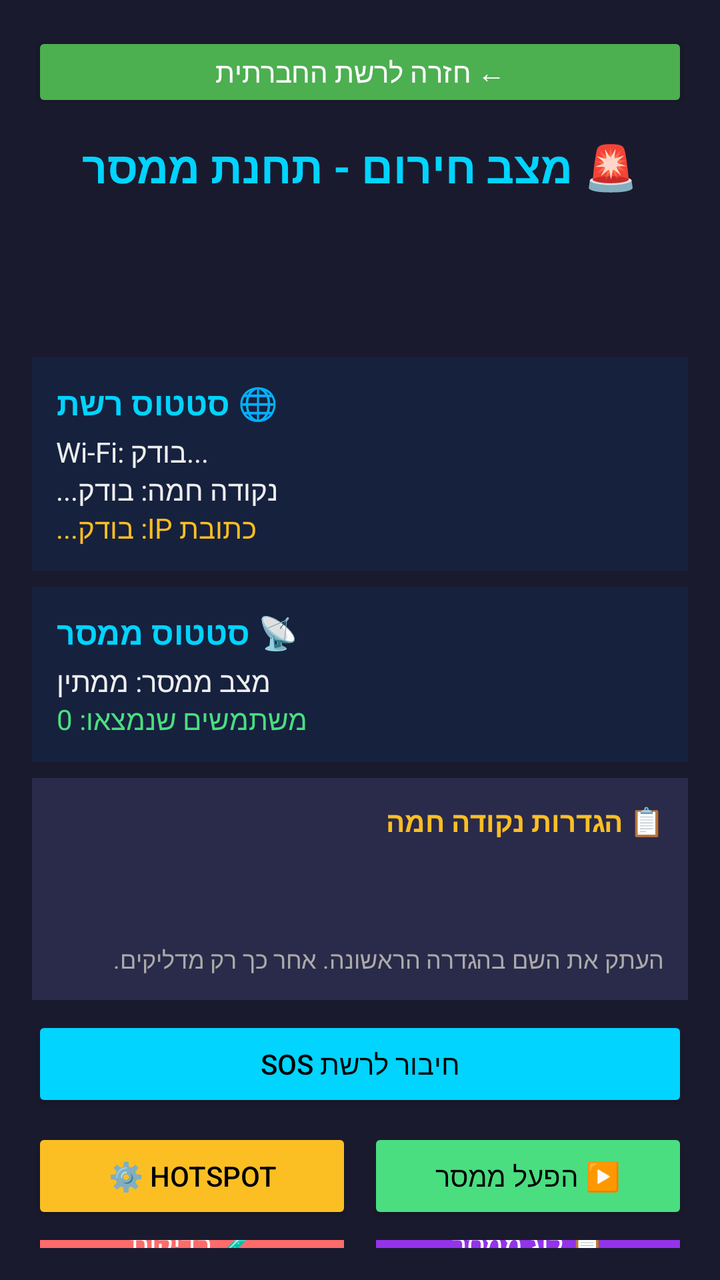
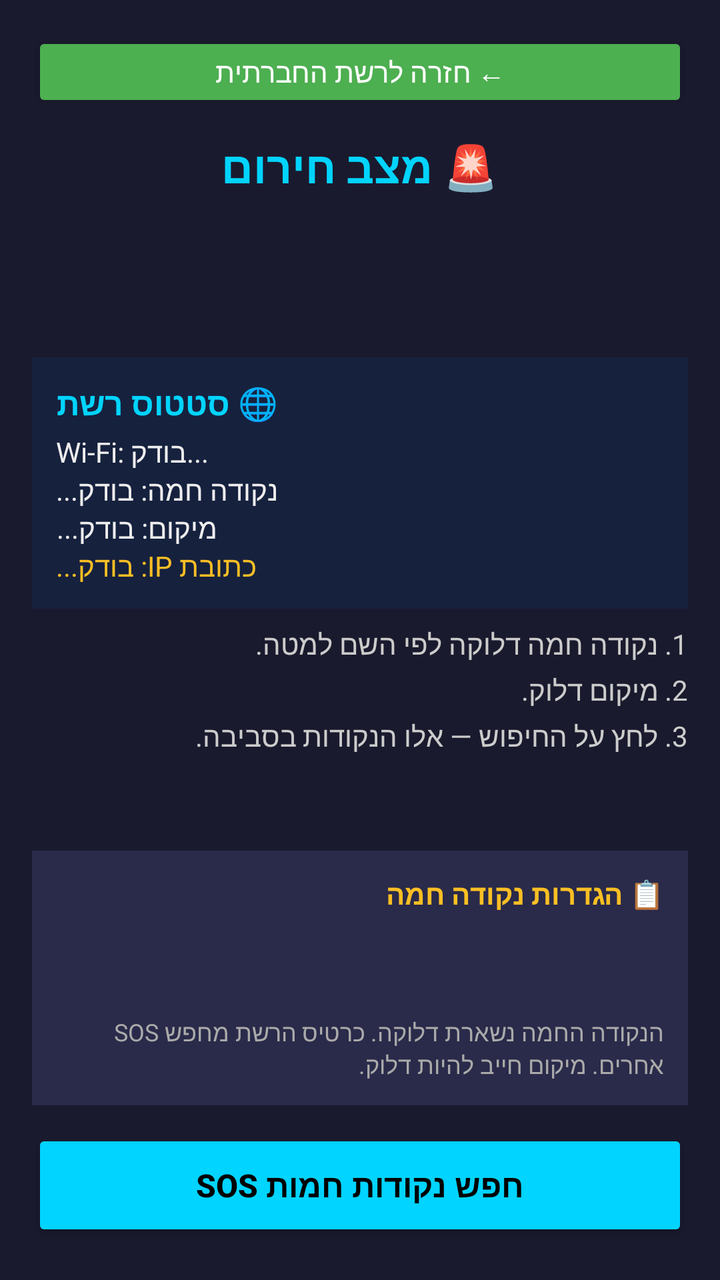

Before-and-after screenshots of an Android layout around one commit, followed by the original layout XML and the change that was made.
<!-- AndroidManifest.xml: activity theme Theme.SosShell -->
<!-- res/layout/activity_sos_emergency.xml -->
<?xml version="1.0" encoding="utf-8"?>
<FrameLayout xmlns:android="http://schemas.android.com/apk/res/android"
    android:layout_width="match_parent"
    android:layout_height="match_parent"
    android:background="#1a1a2e">

    <LinearLayout
        android:id="@+id/stationRoot"
        android:layout_width="match_parent"
        android:layout_height="match_parent"
        android:gravity="center_horizontal"
        android:orientation="vertical"
        android:padding="16dp">

    <Button
        android:id="@+id/backToNetworkButton"
        android:layout_width="match_parent"
        android:layout_height="40dp"
        android:layout_marginBottom="12dp"
        android:backgroundTint="#4CAF50"
        android:text="← חזרה לרשת החברתית"
        android:textColor="#ffffff" />

    <TextView
        android:layout_width="wrap_content"
        android:layout_height="wrap_content"
        android:paddingBottom="16dp"
        android:text="🚨 מצב חירום - תחנת ממסר"
        android:textColor="#00d4ff"
        android:textSize="22sp"
        android:textStyle="bold" />

    <TextView
        android:id="@+id/networkName"
        android:layout_width="wrap_content"
        android:layout_height="wrap_content"
        android:textColor="#4ade80"
        android:textSize="18sp" />

    <TextView
        android:id="@+id/networkPassword"
        android:layout_width="wrap_content"
        android:layout_height="wrap_content"
        android:paddingTop="4dp"
        android:textColor="#4ade80"
        android:textSize="18sp" />

    <LinearLayout
        android:layout_width="match_parent"
        android:layout_height="wrap_content"
        android:layout_marginTop="12dp"
        android:background="#16213e"
        android:orientation="vertical"
        android:padding="12dp">

        <TextView
            android:layout_width="wrap_content"
            android:layout_height="wrap_content"
            android:text="🌐 סטטוס רשת"
            android:textColor="#00d4ff"
            android:textSize="16sp"
            android:textStyle="bold" />

        <TextView
            android:id="@+id/wifiStatus"
            android:layout_width="wrap_content"
            android:layout_height="wrap_content"
            android:paddingTop="4dp"
            android:text="Wi-Fi: בודק..."
            android:textColor="#eeeeee"
            android:textSize="14sp" />

        <TextView
            android:id="@+id/hotspotStatus"
            android:layout_width="wrap_content"
            android:layout_height="wrap_content"
            android:text="נקודה חמה: בודק..."
            android:textColor="#eeeeee"
            android:textSize="14sp" />

        <TextView
            android:id="@+id/ipAddress"
            android:layout_width="wrap_content"
            android:layout_height="wrap_content"
            android:text="כתובת IP: בודק..."
            android:textColor="#fbbf24"
            android:textSize="14sp" />
    </LinearLayout>

    <LinearLayout
        android:layout_width="match_parent"
        android:layout_height="wrap_content"
        android:layout_marginTop="8dp"
        android:background="#16213e"
        android:orientation="vertical"
        android:padding="12dp">

        <TextView
            android:layout_width="wrap_content"
            android:layout_height="wrap_content"
            android:text="📡 סטטוס ממסר"
            android:textColor="#00d4ff"
            android:textSize="16sp"
            android:textStyle="bold" />

        <TextView
            android:id="@+id/relayStatus"
            android:layout_width="wrap_content"
            android:layout_height="wrap_content"
            android:paddingTop="4dp"
            android:text="מצב ממסר: ממתין"
            android:textColor="#eeeeee"
            android:textSize="14sp" />

        <TextView
            android:id="@+id/usersStatus"
            android:layout_width="wrap_content"
            android:layout_height="wrap_content"
            android:text="משתמשים שנמצאו: 0"
            android:textColor="#4ade80"
            android:textSize="14sp" />
    </LinearLayout>

    <LinearLayout
        android:layout_width="match_parent"
        android:layout_height="wrap_content"
        android:layout_marginTop="8dp"
        android:background="#2a2a4a"
        android:orientation="vertical"
        android:padding="12dp">

        <TextView
            android:layout_width="match_parent"
            android:layout_height="wrap_content"
            android:text="📋 הגדרות נקודה חמה"
            android:textColor="#fbbf24"
            android:textSize="14sp"
            android:textStyle="bold" />

        <TextView
            android:id="@+id/hotspotHintSsid"
            android:layout_width="match_parent"
            android:layout_height="wrap_content"
            android:paddingTop="4dp"
            android:textColor="#f87171"
            android:textSize="16sp"
            android:textStyle="bold" />

        <TextView
            android:id="@+id/hotspotHintPassword"
            android:layout_width="match_parent"
            android:layout_height="wrap_content"
            android:textColor="#f87171"
            android:textSize="16sp"
            android:textStyle="bold" />

        <TextView
            android:layout_width="match_parent"
            android:layout_height="wrap_content"
            android:paddingTop="4dp"
            android:text="העתק את השם בהגדרה הראשונה. אחר כך רק מדליקים."
            android:textColor="#aaaaaa"
            android:textSize="12sp" />
    </LinearLayout>

        <Button
            android:id="@+id/openConnectButton"
            android:layout_width="match_parent"
            android:layout_height="48dp"
            android:layout_marginTop="8dp"
            android:backgroundTint="#00d4ff"
            android:text="@string/emergency_open_connect_screen"
            android:textColor="#000000" />

        <LinearLayout
            android:layout_width="match_parent"
            android:layout_height="wrap_content"
            android:layout_marginTop="8dp"
            android:gravity="center"
            android:orientation="horizontal">

        <Button
            android:id="@+id/openHotspotSettingsButton"
            android:layout_width="0dp"
            android:layout_height="48dp"
            android:layout_marginEnd="4dp"
            android:layout_weight="1"
            android:backgroundTint="#fbbf24"
            android:text="⚙️ Hotspot"
            android:textColor="#000000" />

        <Button
            android:id="@+id/startRelayButton"
            android:layout_width="0dp"
            android:layout_height="48dp"
            android:layout_marginStart="4dp"
            android:layout_weight="1"
            android:backgroundTint="#4ade80"
            android:text="▶️ הפעל ממסר"
            android:textColor="#000000" />
    </LinearLayout>

    <LinearLayout
        android:layout_width="match_parent"
        android:layout_height="wrap_content"
        android:layout_marginTop="8dp"
        android:gravity="center"
        android:orientation="horizontal">

        <Button
            android:id="@+id/runTestsButton"
            android:layout_width="0dp"
            android:layout_height="48dp"
            android:layout_marginEnd="4dp"
            android:layout_weight="1"
            android:backgroundTint="#ff6b6b"
            android:text="🧪 בדיקות"
            android:textColor="#ffffff" />

        <Button
            android:id="@+id/serviceLogButton"
            android:layout_width="0dp"
            android:layout_height="48dp"
            android:layout_marginStart="4dp"
            android:layout_weight="1"
            android:backgroundTint="#9333ea"
            android:text="📋 לוג ממסר"
            android:textColor="#ffffff" />
    </LinearLayout>

    <LinearLayout
        android:layout_width="match_parent"
        android:layout_height="wrap_content"
        android:gravity="center_vertical"
        android:orientation="horizontal"
        android:paddingTop="16dp">

        <TextView
            android:layout_width="0dp"
            android:layout_height="wrap_content"
            android:layout_weight="1"
            android:text="📜 לוג מסך"
            android:textColor="#888888"
            android:textSize="14sp" />

        <Button
            android:id="@+id/copyLogButton"
            android:layout_width="wrap_content"
            android:layout_height="40dp"
            android:backgroundTint="#58a6ff"
            android:text="העתק לוג"
            android:textColor="#000000" />
    </LinearLayout>

    <ScrollView
        android:id="@+id/logScroll"
        android:layout_width="match_parent"
        android:layout_height="0dp"
        android:layout_marginTop="8dp"
        android:layout_weight="1"
        android:background="#0d1117">

        <TextView
            android:id="@+id/logView"
            android:layout_width="match_parent"
            android:layout_height="wrap_content"
            android:fontFamily="monospace"
            android:padding="8dp"
            android:textColor="#58a6ff"
            android:textIsSelectable="true"
            android:textSize="11sp" />
    </ScrollView>
    </LinearLayout>

    <include layout="@layout/layout_sos_emergency_wizard" />
</FrameLayout>
<!-- res/layout/layout_sos_emergency_wizard.xml (included above) -->
<?xml version="1.0" encoding="utf-8"?>
<ScrollView xmlns:android="http://schemas.android.com/apk/res/android"
    android:id="@+id/wizardRoot"
    android:layout_width="match_parent"
    android:layout_height="match_parent"
    android:background="#1a1a2e"
    android:fillViewport="true"
    android:visibility="gone">

    <LinearLayout
        android:layout_width="match_parent"
        android:layout_height="wrap_content"
        android:gravity="center_horizontal"
        android:orientation="vertical"
        android:padding="20dp">

        <TextView
            android:layout_width="match_parent"
            android:layout_height="wrap_content"
            android:fontFamily="monospace"
            android:text="@string/emergency_wizard_title"
            android:textColor="#00d4ff"
            android:textSize="18sp"
            android:textStyle="bold" />

        <ViewFlipper
            android:id="@+id/wizardFlipper"
            android:layout_width="match_parent"
            android:layout_height="wrap_content"
            android:layout_marginTop="20dp">

            <LinearLayout
                android:layout_width="match_parent"
                android:layout_height="wrap_content"
                android:orientation="vertical">

                <TextView
                    android:layout_width="match_parent"
                    android:layout_height="wrap_content"
                    android:text="@string/emergency_wizard_ssid_label"
                    android:textColor="#eeeeee"
                    android:textSize="16sp" />

                <TextView
                    android:id="@+id/wizardSsidValue"
                    android:layout_width="match_parent"
                    android:layout_height="wrap_content"
                    android:layout_marginTop="12dp"
                    android:background="#0d1117"
                    android:fontFamily="monospace"
                    android:gravity="center"
                    android:padding="16dp"
                    android:textColor="#4ade80"
                    android:textSize="28sp"
                    android:textStyle="bold" />

                <Button
                    android:id="@+id/wizardCopySsid"
                    android:layout_width="match_parent"
                    android:layout_height="52dp"
                    android:layout_marginTop="20dp"
                    android:backgroundTint="#00d4ff"
                    android:text="@string/emergency_wizard_copy"
                    android:textColor="#000000" />

                <Button
                    android:id="@+id/wizardContinue"
                    android:layout_width="match_parent"
                    android:layout_height="52dp"
                    android:layout_marginTop="8dp"
                    android:backgroundTint="#4ade80"
                    android:enabled="false"
                    android:text="@string/emergency_wizard_continue"
                    android:textColor="#000000"
                    android:visibility="gone" />
            </LinearLayout>

            <LinearLayout
                android:layout_width="match_parent"
                android:layout_height="wrap_content"
                android:orientation="vertical">

                <TextView
                    android:layout_width="match_parent"
                    android:layout_height="wrap_content"
                    android:text="@string/emergency_wizard_howto_title"
                    android:textColor="#fbbf24"
                    android:textSize="18sp"
                    android:textStyle="bold" />

                <TextView
                    android:layout_width="match_parent"
                    android:layout_height="wrap_content"
                    android:layout_marginTop="12dp"
                    android:lineSpacingExtra="6dp"
                    android:text="@string/emergency_wizard_howto_body"
                    android:textColor="#eeeeee"
                    android:textSize="15sp" />

                <TextView
                    android:id="@+id/wizardPasswordValue"
                    android:layout_width="match_parent"
                    android:layout_height="wrap_content"
                    android:layout_marginTop="16dp"
                    android:background="#0d1117"
                    android:fontFamily="monospace"
                    android:gravity="center"
                    android:padding="12dp"
                    android:textColor="#f87171"
                    android:textSize="18sp"
                    android:textStyle="bold" />

                <Button
                    android:id="@+id/wizardCopyPassword"
                    android:layout_width="match_parent"
                    android:layout_height="52dp"
                    android:layout_marginTop="12dp"
                    android:backgroundTint="#00d4ff"
                    android:text="@string/emergency_wizard_copy_password"
                    android:textColor="#000000" />

                <Button
                    android:id="@+id/wizardOpenHotspot"
                    android:layout_width="match_parent"
                    android:layout_height="52dp"
                    android:layout_marginTop="8dp"
                    android:backgroundTint="#fbbf24"
                    android:text="@string/emergency_wizard_open_hotspot"
                    android:textColor="#000000" />
            </LinearLayout>

            <LinearLayout
                android:layout_width="match_parent"
                android:layout_height="wrap_content"
                android:orientation="vertical">

                <TextView
                    android:id="@+id/wizardVerifyTitle"
                    android:layout_width="match_parent"
                    android:layout_height="wrap_content"
                    android:text="@string/emergency_wizard_verify_title"
                    android:textColor="#00d4ff"
                    android:textSize="18sp"
                    android:textStyle="bold" />

                <TextView
                    android:id="@+id/wizardVerifyStatus"
                    android:layout_width="match_parent"
                    android:layout_height="wrap_content"
                    android:layout_marginTop="16dp"
                    android:fontFamily="monospace"
                    android:lineSpacingExtra="6dp"
                    android:textColor="#eeeeee"
                    android:textSize="14sp" />

                <Button
                    android:id="@+id/wizardRetry"
                    android:layout_width="match_parent"
                    android:layout_height="52dp"
                    android:layout_marginTop="20dp"
                    android:backgroundTint="#fbbf24"
                    android:text="@string/emergency_wizard_retry"
                    android:textColor="#000000"
                    android:visibility="gone" />

                <Button
                    android:id="@+id/wizardEnter"
                    android:layout_width="match_parent"
                    android:layout_height="52dp"
                    android:layout_marginTop="8dp"
                    android:backgroundTint="#4ade80"
                    android:text="@string/emergency_wizard_enter"
                    android:textColor="#000000"
                    android:visibility="gone" />
            </LinearLayout>
        </ViewFlipper>
    </LinearLayout>
</ScrollView>
<!-- resources referenced by this layout -->
<resources>
  <string name="emergency_open_connect_screen">חיבור לרשת SOS</string>
  <string name="emergency_wizard_continue">המשך</string>
  <string name="emergency_wizard_copy">העתק שם תחנה</string>
  <string name="emergency_wizard_copy_password">העתק סיסמה</string>
  <string name="emergency_wizard_enter">כניסה לתחנת ממסר</string>
  <string name="emergency_wizard_howto_body">1. ייפתח מסך הנקודה החמה של הטלפון.\n2. שם רשת — הדבק את מה שהועתק.\n3. סיסמה — הדבק את הסיסמה למטה.\n4. שמור, הדלק, וחזור ל־SOS.</string>
  <string name="emergency_wizard_howto_title">שלב הבא: נקודה חמה</string>
  <string name="emergency_wizard_open_hotspot">פתח נקודה חמה</string>
  <string name="emergency_wizard_retry">הדלק נקודה חמה וחזור</string>
  <string name="emergency_wizard_ssid_label">זה שם הרשת שלך</string>
  <string name="emergency_wizard_title">SOS // אות קריאה</string>
  <string name="emergency_wizard_verify_title">בודק תחנה…</string>
  <style name="Theme.SosShell" parent="Theme.MaterialComponents.DayNight.NoActionBar">
          <item name="android:statusBarColor">#000000</item>
          <item name="android:navigationBarColor">#000000</item>
          <item name="android:windowBackground">#000000</item>
          <item name="colorPrimary">#2D88FF</item>
      </style>
</resources>

<!-- the commit's change to res/layout/activity_sos_emergency.xml (unified diff, before → after) -->
@@ -25,7 +25,7 @@
         android:layout_width="wrap_content"
         android:layout_height="wrap_content"
         android:paddingBottom="16dp"
-        android:text="🚨 מצב חירום - תחנת ממסר"
+        android:text="🚨 מצב חירום"
         android:textColor="#00d4ff"
         android:textSize="22sp"
         android:textStyle="bold" />
@@ -79,6 +79,14 @@
             android:textSize="14sp" />
 
         <TextView
+            android:id="@+id/locationStatus"
+            android:layout_width="wrap_content"
+            android:layout_height="wrap_content"
+            android:text="מיקום: בודק..."
+            android:textColor="#eeeeee"
+            android:textSize="14sp" />
+
+        <TextView
             android:id="@+id/ipAddress"
             android:layout_width="wrap_content"
             android:layout_height="wrap_content"
@@ -87,39 +95,31 @@
             android:textSize="14sp" />
     </LinearLayout>
 
-    <LinearLayout
+    <TextView
         android:layout_width="match_parent"
         android:layout_height="wrap_content"
         android:layout_marginTop="8dp"
-        android:background="#16213e"
-        android:orientation="vertical"
-        android:padding="12dp">
-
-        <TextView
-            android:layout_width="wrap_content"
-            android:layout_height="wrap_content"
-            android:text="📡 סטטוס ממסר"
-            android:textColor="#00d4ff"
-            android:textSize="16sp"
-            android:textStyle="bold" />
-
-        <TextView
-            android:id="@+id/relayStatus"
-            android:layout_width="wrap_content"
-            android:layout_height="wrap_content"
-            android:paddingTop="4dp"
-            android:text="מצב ממסר: ממתין"
-            android:textColor="#eeeeee"
-            android:textSize="14sp" />
-
-        <TextView
-            android:id="@+id/usersStatus"
-            android:layout_width="wrap_content"
-            android:layout_height="wrap_content"
-            android:text="משתמשים שנמצאו: 0"
-            android:textColor="#4ade80"
-            android:textSize="14sp" />
-    </LinearLayout>
+        android:lineSpacingExtra="4dp"
+        android:text="@string/emergency_home_steps"
+        android:textColor="#cccccc"
+        android:textSize="14sp" />
+
+    <TextView
+        android:id="@+id/relayStatus"
+        android:layout_width="match_parent"
+        android:layout_height="wrap_content"
+        android:paddingTop="6dp"
+        android:text=""
+        android:textColor="#888888"
+        android:textSize="12sp" />
+
+    <TextView
+        android:id="@+id/usersStatus"
+        android:layout_width="match_parent"
+        android:layout_height="wrap_content"
+        android:text=""
+        android:textColor="#4ade80"
+        android:textSize="13sp" />
 
     <LinearLayout
         android:layout_width="match_parent"
@@ -158,7 +158,7 @@
             android:layout_width="match_parent"
             android:layout_height="wrap_content"
             android:paddingTop="4dp"
-            android:text="העתק את השם בהגדרה הראשונה. אחר כך רק מדליקים."
+            android:text="הנקודה החמה נשארת דלוקה. כרטיס הרשת מחפש SOS אחרים. מיקום חייב להיות דלוק."
             android:textColor="#aaaaaa"
             android:textSize="12sp" />
     </LinearLayout>
@@ -166,66 +166,57 @@
         <Button
             android:id="@+id/openConnectButton"
             android:layout_width="match_parent"
-            android:layout_height="48dp"
-            android:layout_marginTop="8dp"
+            android:layout_height="56dp"
+            android:layout_marginTop="12dp"
             android:backgroundTint="#00d4ff"
             android:text="@string/emergency_open_connect_screen"
+            android:textColor="#000000"
+            android:textSize="16sp"
+            android:textStyle="bold" />
+
+        <Button
+            android:id="@+id/openHotspotSettingsButton"
+            android:layout_width="match_parent"
+            android:layout_height="44dp"
+            android:layout_marginTop="8dp"
+            android:backgroundTint="#fbbf24"
+            android:text="הגדרות נקודה חמה"
             android:textColor="#000000" />
 
-        <LinearLayout
-            android:layout_width="match_parent"
-            android:layout_height="wrap_content"
-            android:layout_marginTop="8dp"
-            android:gravity="center"
-            android:orientation="horizontal">
-
-        <Button
-            android:id="@+id/openHotspotSettingsButton"
+        <Button
+            android:id="@+id/startRelayButton"
+            android:layout_width="match_parent"
+            android:layout_height="1dp"
+            android:visibility="gone" />
+
+    <LinearLayout
+        android:layout_width="match_parent"
+        android:layout_height="wrap_content"
+        android:layout_marginTop="4dp"
+        android:gravity="center"
+        android:orientation="horizontal">
+
+        <Button
+            android:id="@+id/runTestsButton"
             android:layout_width="0dp"
-            android:layout_height="48dp"
+            android:layout_height="36dp"
             android:layout_marginEnd="4dp"
             android:layout_weight="1"
-            android:backgroundTint="#fbbf24"
-            android:text="⚙️ Hotspot"
-            android:textColor="#000000" />
-
-        <Button
-            android:id="@+id/startRelayButton"
+            android:backgroundTint="#333355"
+            android:text="בדיקות"
+            android:textColor="#888888"
+            android:textSize="11sp" />
+
+        <Button
+            android:id="@+id/serviceLogButton"
             android:layout_width="0dp"
-            android:layout_height="48dp"
+            android:layout_height="36dp"
             android:layout_marginStart="4dp"
             android:layout_weight="1"
-            android:backgroundTint="#4ade80"
-            android:text="▶️ הפעל ממסר"
-            android:textColor="#000000" />
-    </LinearLayout>
-
-    <LinearLayout
-        android:layout_width="match_parent"
-        android:layout_height="wrap_content"
-        android:layout_marginTop="8dp"
-        android:gravity="center"
-        android:orientation="horizontal">
-
-        <Button
-            android:id="@+id/runTestsButton"
-            android:layout_width="0dp"
-            android:layout_height="48dp"
-            android:layout_marginEnd="4dp"
-            android:layout_weight="1"
-            android:backgroundTint="#ff6b6b"
-            android:text="🧪 בדיקות"
-            android:textColor="#ffffff" />
-
-        <Button
-            android:id="@+id/serviceLogButton"
-            android:layout_width="0dp"
-            android:layout_height="48dp"
-            android:layout_marginStart="4dp"
-            android:layout_weight="1"
-            android:backgroundTint="#9333ea"
-            android:text="📋 לוג ממסר"
-            android:textColor="#ffffff" />
+            android:backgroundTint="#333355"
+            android:text="לוג"
+            android:textColor="#888888"
+            android:textSize="11sp" />
     </LinearLayout>
 
     <LinearLayout
<!-- resource entries referenced after the edit -->
@@ -1,10 +1,11 @@
 <!-- resources referenced by this layout -->
 <resources>
-  <string name="emergency_open_connect_screen">חיבור לרשת SOS</string>
+  <string name="emergency_home_steps">1. נקודה חמה דלוקה לפי השם למטה.\n2. מיקום דלוק.\n3. לחץ על החיפוש — אלו הנקודות בסביבה.</string>
+  <string name="emergency_open_connect_screen">חפש נקודות חמות SOS</string>
   <string name="emergency_wizard_continue">המשך</string>
   <string name="emergency_wizard_copy">העתק שם תחנה</string>
   <string name="emergency_wizard_copy_password">העתק סיסמה</string>
-  <string name="emergency_wizard_enter">כניסה לתחנת ממסר</string>
+  <string name="emergency_wizard_enter">חפש נקודות חמות</string>
   <string name="emergency_wizard_howto_body">1. ייפתח מסך הנקודה החמה של הטלפון.\n2. שם רשת — הדבק את מה שהועתק.\n3. סיסמה — הדבק את הסיסמה למטה.\n4. שמור, הדלק, וחזור ל־SOS.</string>
   <string name="emergency_wizard_howto_title">שלב הבא: נקודה חמה</string>
   <string name="emergency_wizard_open_hotspot">פתח נקודה חמה</string>
